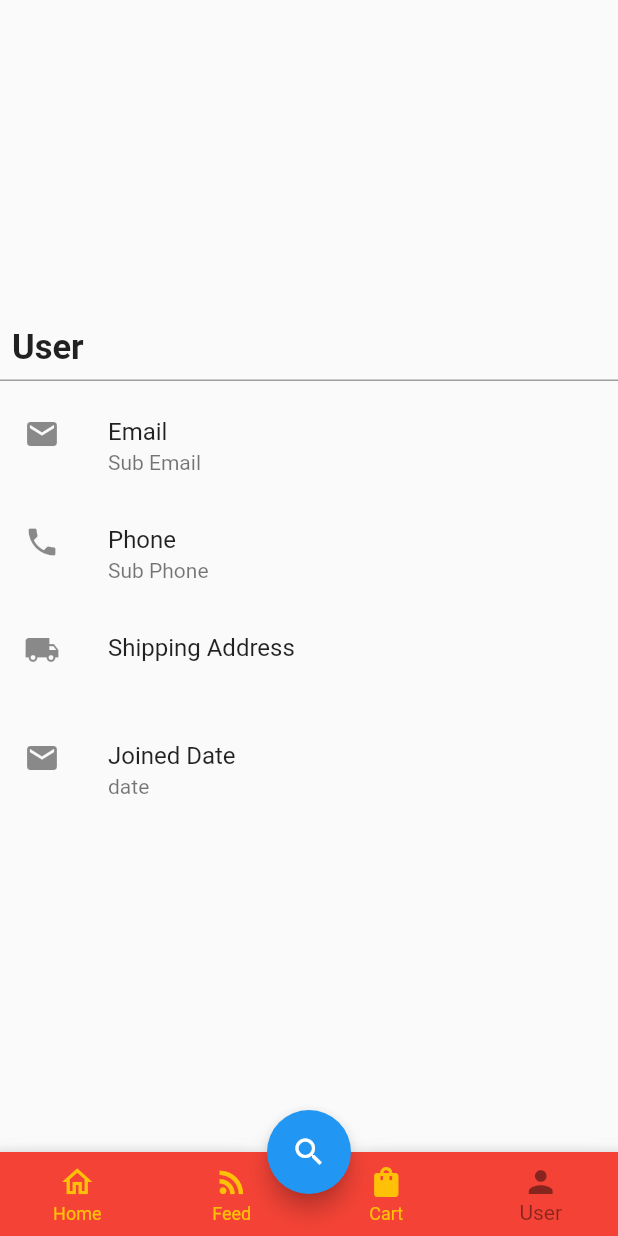
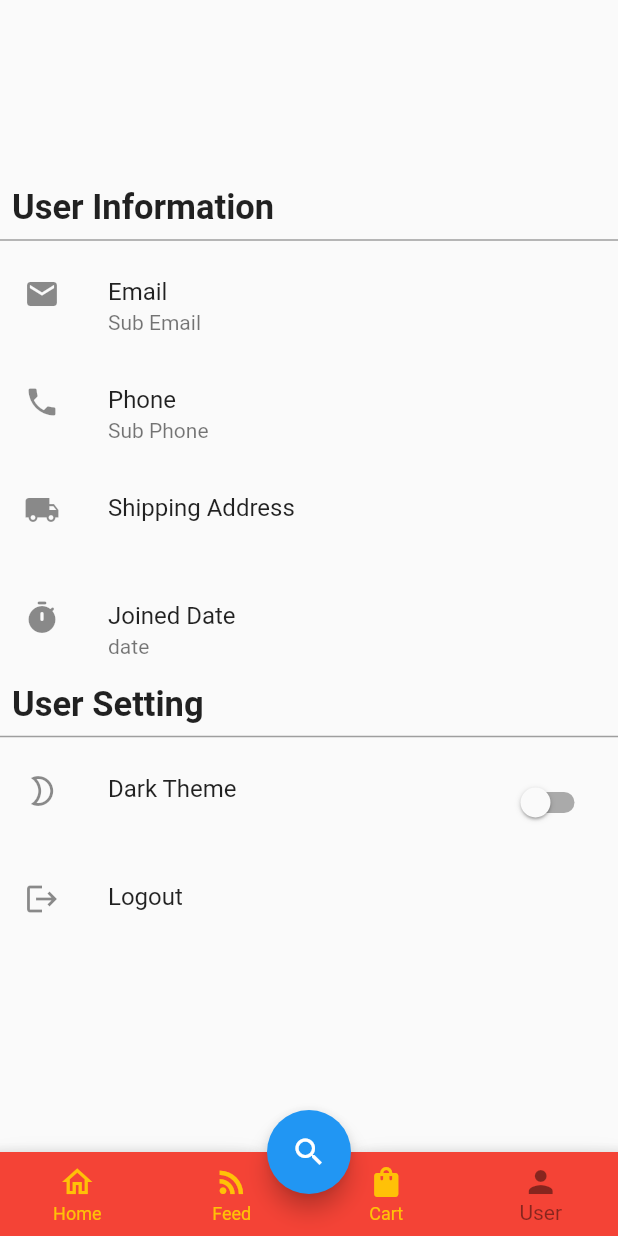
Before and after one commit to usmanmaqbool636/ecommerce_app, a Flutter app: the screen it shows after launch, on a phone screen of 412 x 824 dp. Run offline on Flutter 3.47's test engine with Material 2 defaults, Android fonts, the phone set to English and light mode, and no system bars.

Commit message:
working screen listtile and switch tile added

```diff
--- a/lib/screens/user_info.dart
+++ b/lib/screens/user_info.dart
@@ -1,8 +1,15 @@
+// ignore_for_file: avoid_print, unused_label
+
 import 'package:flutter/material.dart';
 
-class UserInfo extends StatelessWidget {
+class UserInfo extends StatefulWidget {
   const UserInfo({Key? key}) : super(key: key);
+  @override
+  State<UserInfo> createState() => _UserInfoState();
+}
 
+class _UserInfoState extends State<UserInfo> {
+  bool themeValue = false;
   @override
   Widget build(BuildContext context) {
     return Scaffold(
@@ -12,7 +19,7 @@ class UserInfo extends StatelessWidget {
         children: [
           Padding(
             padding: const EdgeInsets.only(left: 8.0),
-            child: userTitle(title: "User"),
+            child: userTitle(title: "User Information"),
           ),
           const Divider(thickness: 1, color: Colors.grey),
           userListTile(
@@ -37,8 +44,30 @@ class UserInfo extends StatelessWidget {
             context: context,
             title: "Joined Date",
             subTitle: "date",
-            icon: Icons.email,
-          )
+            icon: Icons.timer_rounded,
+          ),
+          Padding(
+            padding: const EdgeInsets.only(left: 8.0),
+            child: userTitle(title: "User Setting"),
+          ),
+          const Divider(thickness: 1, color: Colors.grey),
+          userWitchListTile(
+            context: context,
+            title: "Dark Theme",
+            icon: Icons.mode_night_outlined,
+            value: themeValue,
+            changeHandler: (value) {
+              setState(() {
+                themeValue = value;
+              });
+            },
+          ),
+          userListTile(
+            context: context,
+            title: "Logout",
+            subTitle: "",
+            icon: Icons.logout,
+          ),
         ],
       ),
     );
@@ -70,4 +99,30 @@ class UserInfo extends StatelessWidget {
       ),
     );
   }
+
+  Material userWitchListTile({
+    required BuildContext context,
+    String title = "N/A",
+    String subTitle = "",
+    IconData icon = Icons.wash_rounded,
+    bool value = false,
+    required Function changeHandler,
+  }) {
+    return Material(
+      color: Colors.transparent,
+      child: InkWell(
+        splashColor: Colors.amber,
+        child: SwitchListTile(
+          value: value,
+          onChanged: (value) {
+            print("value $value");
+            changeHandler(value);
+          },
+          title: Text(title),
+          subtitle: Text(subTitle),
+          secondary: Icon(icon),
+        ),
+      ),
+    );
+  }
 }
```
